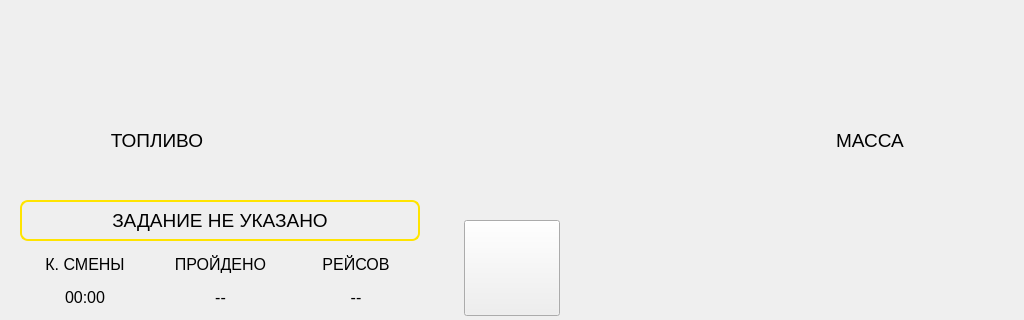
Above: src/KbAis.OpenPit.Firmware.App.Dmp.Presentation/opf/app/view/dmp/screens/main/main_view.ui from KB-AIS/kbais-openpit-firmware before the change; both pictures show x 0 to 1024 and y 240 to 560 of the 1024 by 560 pixel window. Below: the same form after it.
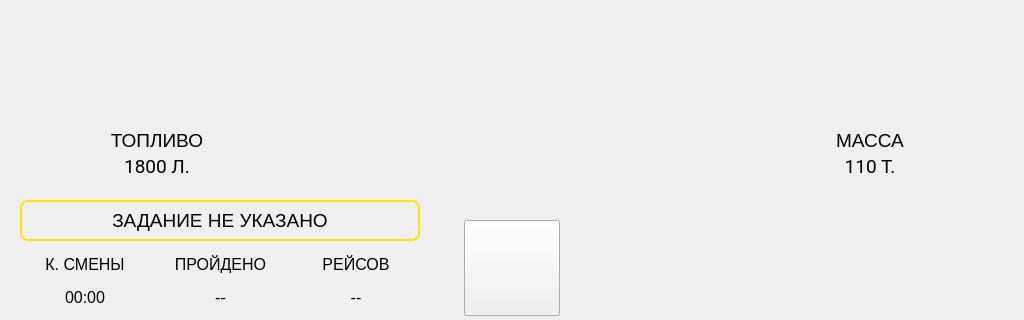
That is the form after the change. Icons and pictures are not drawn. Custom widgets are drawn as their Qt base class.

Diff of the .ui file:
```diff
--- a/src/KbAis.OpenPit.Firmware.App.Dmp.Presentation/opf/app/view/dmp/screens/main/main_view.ui
+++ b/src/KbAis.OpenPit.Firmware.App.Dmp.Presentation/opf/app/view/dmp/screens/main/main_view.ui
@@ -431,6 +431,50 @@
     </size>
    </property>
   </widget>
+  <widget class="QLabel" name="label_13">
+   <property name="geometry">
+    <rect>
+     <x>17</x>
+     <y>390</y>
+     <width>280</width>
+     <height>32</height>
+    </rect>
+   </property>
+   <property name="font">
+    <font>
+     <family>Roboto</family>
+     <pointsize>14</pointsize>
+    </font>
+   </property>
+   <property name="text">
+    <string>1800 Л.</string>
+   </property>
+   <property name="alignment">
+    <set>Qt::AlignCenter</set>
+   </property>
+  </widget>
+  <widget class="QLabel" name="label_14">
+   <property name="geometry">
+    <rect>
+     <x>730</x>
+     <y>390</y>
+     <width>280</width>
+     <height>32</height>
+    </rect>
+   </property>
+   <property name="font">
+    <font>
+     <family>Roboto</family>
+     <pointsize>14</pointsize>
+    </font>
+   </property>
+   <property name="text">
+    <string>110 Т.</string>
+   </property>
+   <property name="alignment">
+    <set>Qt::AlignCenter</set>
+   </property>
+  </widget>
   <zorder>lbl_date</zorder>
   <zorder>btn_menu</zorder>
   <zorder>gau_spd</zorder>
```
Left out of the diff: 6 changed lines with no effect on the pictures.
